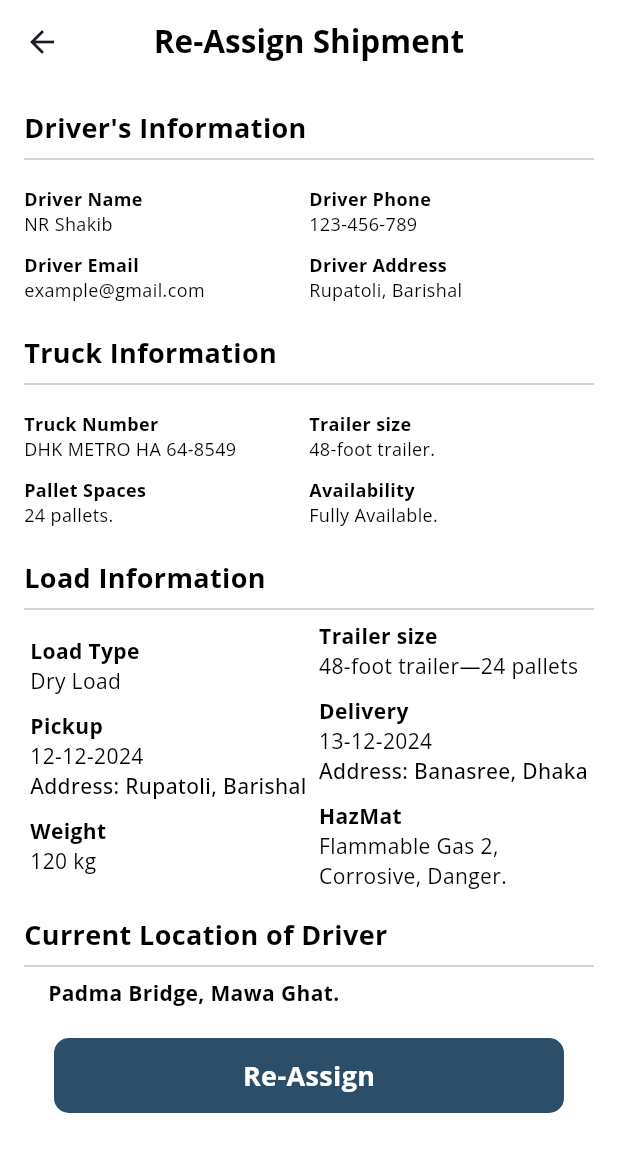
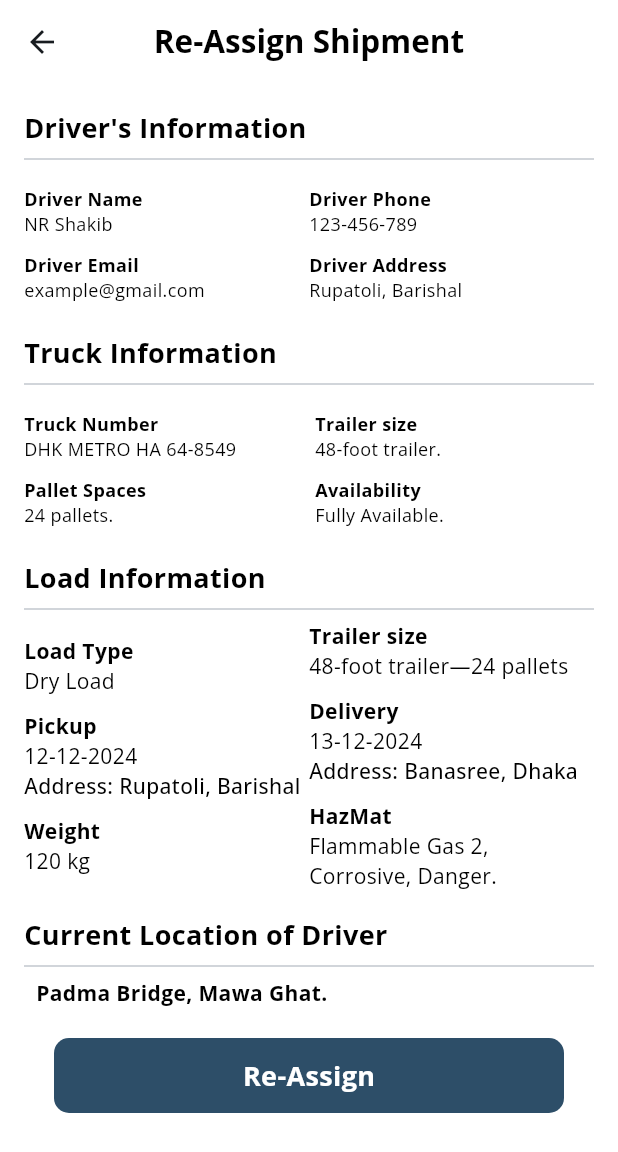
Before and after one commit to Shakil-Shak/ootms, a Flutter app: the DriverReAssignShipmentPage screen opened directly, on a phone screen of 412 x 824 dp. Shown: the top 1152 px of the screen. Run offline on Flutter 3.47's test engine with Material 3 defaults, Android fonts, the phone set to English and light mode, and no system bars; our stand-ins replace carousel_slider, dotted_border, flutter_map, flutter_spinkit, font_awesome_flutter, google_fonts and 1 more; network calls fail.

Commit message:
10/21/24

```diff
--- /dev/null
+++ b/lib/core/map_key.dart
@@ -0,0 +1 @@
+const String mapApiKey = "AIzaSyAJrp3VvbO4E4jo7HRgqsk7EP8mPIZStxQ";
--- a/lib/presentation/components/common_button.dart
+++ b/lib/presentation/components/common_button.dart
@@ -29,8 +29,11 @@ Widget commonButton(String title,
               ? const CircularProgressIndicator(
                   color: Colors.white,
                 )
-              : commonText(title,
-                  size: textSize, color: textColor, isBold: isBold),
+              : FittedBox(
+                  fit: BoxFit.scaleDown,
+                  child: commonText(title,
+                      size: textSize, color: textColor, isBold: isBold),
+                ),
         ),
       ),
     ),
--- a/lib/presentation/screens/role/driver/shipping/driver_re_assign_shipment.dart
+++ b/lib/presentation/screens/role/driver/shipping/driver_re_assign_shipment.dart
@@ -96,6 +96,9 @@ class DriverReAssignShipmentPage extends StatelessWidget {
                       ],
                     ),
                   ),
+                  SizedBox(
+                    width: 8,
+                  ),
                   Expanded(
                     child: Column(
                       crossAxisAlignment: CrossAxisAlignment.start,
@@ -120,6 +123,9 @@ class DriverReAssignShipmentPage extends StatelessWidget {
                       ],
                     ),
                   ),
+                  SizedBox(
+                    width: 8,
+                  ),
                   Expanded(
                     child: Column(
                       crossAxisAlignment: CrossAxisAlignment.start,
@@ -139,13 +145,11 @@ class DriverReAssignShipmentPage extends StatelessWidget {
               ),
 
               const Divider(),
-              Column(
-                crossAxisAlignment: CrossAxisAlignment.start,
+              Row(
+                mainAxisAlignment: MainAxisAlignment.spaceBetween,
                 children: [
-                  Row(
-                    mainAxisAlignment: MainAxisAlignment.spaceAround,
-                    children: [
-                      Column(
+                  Expanded(
+                    child: Column(
                       crossAxisAlignment: CrossAxisAlignment.start,
                       children: [
                         commonText(
@@ -181,7 +185,9 @@ class DriverReAssignShipmentPage extends StatelessWidget {
                         ),
                       ],
                     ),
-                      Column(
+                  ),
+                  Expanded(
+                    child: Column(
                       crossAxisAlignment: CrossAxisAlignment.start,
                       children: [
                         commonText(
@@ -217,7 +223,6 @@ class DriverReAssignShipmentPage extends StatelessWidget {
                         ),
                       ],
                     ),
-                    ],
                   ),
                 ],
               ),
@@ -231,7 +236,7 @@ class DriverReAssignShipmentPage extends StatelessWidget {
 
               const Divider(),
               Padding(
-                padding: const EdgeInsets.symmetric(horizontal: 16.0),
+                padding: const EdgeInsets.symmetric(horizontal: 8.0),
                 child: commonText("Padma Bridge, Mawa Ghat.",
                     size: 14, isBold: true),
               ),
```
Also changed, not shown: lib/main.dart (+9 -9 lines), lib/presentation/screens/role/driver/home/driver_drawer.dart (+19 -19 lines), lib/presentation/screens/role/driver/home/driver_home_page.dart (+6 -5 lines), lib/presentation/screens/role/driver/shipping/driver_current_shipments.dart (+6 -3 lines), lib/presentation/screens/role/driver/shipping/driver_load_request.dart (+5 -4 lines), lib/presentation/screens/role/driver/shipping/driver_shipping_details.dart (+6 -2 lines), lib/presentation/screens/role/user/home/user_home_page.dart (+4 -5 lines), lib/presentation/screens/role/user/shipping/user_current _shipment_details.dart (+6 -2 lines), lib/presentation/screens/role/user/shipping/user_current_shipments.dart (+8 -4 lines), lib/presentation/screens/role/user/shipping/user_re_assign_shipment.dart (+21 -2 lines), lib/presentation/screens/role/user/shipping/user_shipping_details.dart (+12 -3 lines), pubspec.lock. Lines whose indentation alone changed are shown as unchanged.
